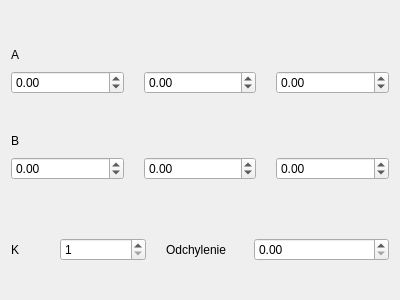
First picture: the form in dialog_arx.ui, repository BartWoj28/Symulator_UAR_GUI, before the edit.
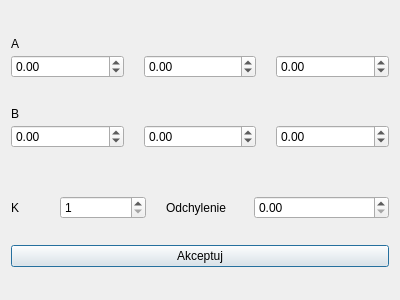
Second picture: the form after the edit.

Diff of the .ui file:
```diff
--- a/dialog_arx.ui
+++ b/dialog_arx.ui
@@ -19,7 +19,7 @@
   <property name="windowTitle">
    <string>Dialog</string>
   </property>
-  <layout class="QVBoxLayout" name="verticalLayout_4" stretch="1,2,1,2,2,2,1">
+  <layout class="QVBoxLayout" name="verticalLayout_4" stretch="1,2,1,2,2,2,1,2,1">
    <property name="spacing">
     <number>3</number>
    </property>
@@ -222,6 +222,26 @@
      </item>
     </layout>
    </item>
+   <item>
+    <spacer name="verticalSpacer_5">
+     <property name="orientation">
+      <enum>Qt::Vertical</enum>
+     </property>
+     <property name="sizeHint" stdset="0">
+      <size>
+       <width>20</width>
+       <height>40</height>
+      </size>
+     </property>
+    </spacer>
+   </item>
+   <item>
+    <widget class="QPushButton" name="buttonAccept">
+     <property name="text">
+      <string>Akceptuj</string>
+     </property>
+    </widget>
+   </item>
    <item>
     <spacer name="verticalSpacer_4">
      <property name="orientation">
```
